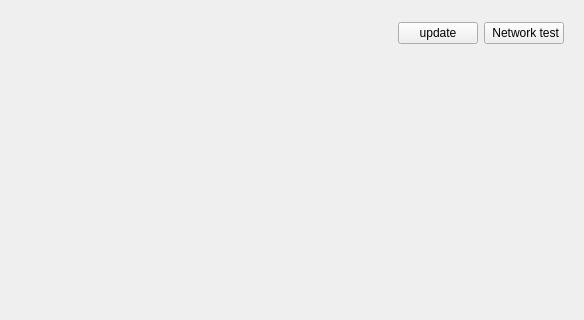
First picture: the form in src/sourcemanager.ui, repository HuaYaDong1/sourceMangager, before the edit; both pictures show x 614 to 1198 and y 0 to 320 of the 1198 by 626 pixel window.
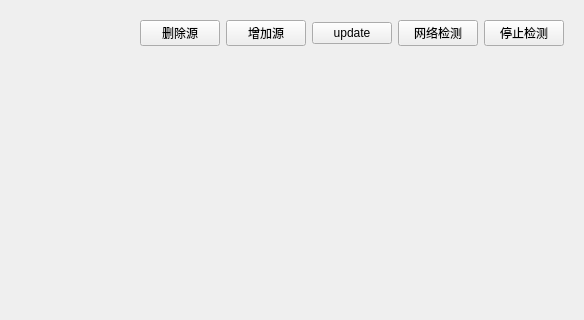
Second picture: the form after the edit.

Commit message: 增加 删除，添加源功能

What changed in the file:
```diff
--- a/src/sourcemanager.ui
+++ b/src/sourcemanager.ui
@@ -155,6 +155,20 @@
         </property>
        </widget>
       </item>
+      <item>
+       <widget class="QPushButton" name="deleteSourcePageBtn">
+        <property name="text">
+         <string>删除源</string>
+        </property>
+       </widget>
+      </item>
+      <item>
+       <widget class="QPushButton" name="createSourceBtn">
+        <property name="text">
+         <string>增加源</string>
+        </property>
+       </widget>
+      </item>
       <item>
        <widget class="QPushButton" name="updateBtn">
         <property name="text">
@@ -165,7 +179,14 @@
       <item>
        <widget class="QPushButton" name="refreshBtn">
         <property name="text">
-         <string> Network test</string>
+         <string>网络检测</string>
+        </property>
+       </widget>
+      </item>
+      <item>
+       <widget class="QPushButton" name="stopBtn">
+        <property name="text">
+         <string>停止检测</string>
         </property>
        </widget>
       </item>
```
The commit also changes 15 other files.
